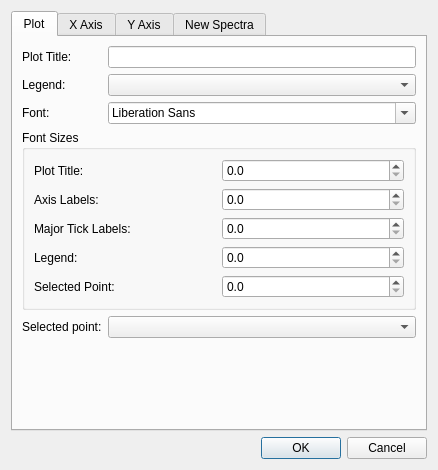
The window that src/gui/ui_files/spectrum_plot_config.ui (Ehlmann-research-group/WISER) describes before a commit, drawn with Qt 5.
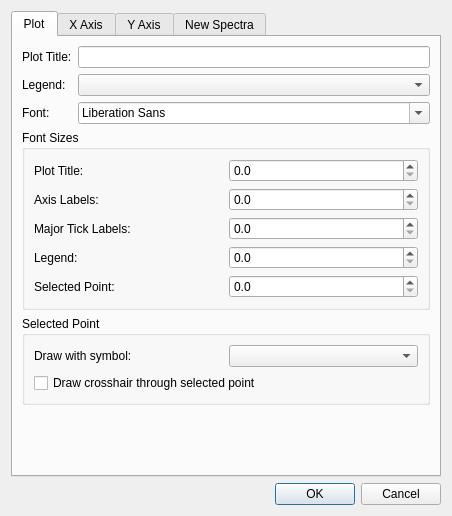
The same window after the commit.

Commit message:
Spectrum-plot font-size config, tick-marks config
Spectrum plot now supports font sizes for tick labels, selected point
info.  This is not 100% hooked up, but is coming along.

Spectrum plot properly handles manual-to-auto scaling and automatic
tick-mark generation as well.

Patch:
```diff
--- a/src/gui/ui_files/spectrum_plot_config.ui
+++ b/src/gui/ui_files/spectrum_plot_config.ui
@@ -6,8 +6,8 @@
    <rect>
     <x>0</x>
     <y>0</y>
-    <width>438</width>
-    <height>470</height>
+    <width>452</width>
+    <height>516</height>
    </rect>
   </property>
   <property name="windowTitle">
@@ -34,8 +34,18 @@
        <string>Plot</string>
       </attribute>
       <layout class="QGridLayout" name="gridLayout_2">
+       <item row="3" column="0">
+        <widget class="QLabel" name="lbl_font">
+         <property name="text">
+          <string>Font:</string>
+         </property>
+         <property name="buddy">
+          <cstring>cbox_font</cstring>
+         </property>
+        </widget>
+       </item>
        <item row="8" column="0" colspan="2">
-        <widget class="QGroupBox" name="groupBox">
+        <widget class="QGroupBox" name="gbox_font_sizes">
          <property name="title">
           <string>Font Sizes</string>
          </property>
@@ -128,38 +138,18 @@
          </layout>
         </widget>
        </item>
-       <item row="10" column="0">
-        <widget class="QLabel" name="lbl_selection_display">
-         <property name="text">
-          <string>Selected point:</string>
+       <item row="12" column="0" colspan="2">
+        <spacer name="verticalSpacer_plot">
+         <property name="orientation">
+          <enum>Qt::Vertical</enum>
          </property>
-         <property name="buddy">
-          <cstring>cbox_selection_display</cstring>
+         <property name="sizeHint" stdset="0">
+          <size>
+           <width>20</width>
+           <height>40</height>
+          </size>
          </property>
-        </widget>
-       </item>
-       <item row="3" column="0">
-        <widget class="QLabel" name="lbl_font">
-         <property name="text">
-          <string>Font:</string>
-         </property>
-         <property name="buddy">
-          <cstring>cbox_font</cstring>
-         </property>
-        </widget>
-       </item>
-       <item row="0" column="1">
-        <widget class="QLineEdit" name="ledit_plot_title"/>
-       </item>
-       <item row="2" column="0">
-        <widget class="QLabel" name="lbl_legend">
-         <property name="text">
-          <string>Legend:</string>
-         </property>
-         <property name="buddy">
-          <cstring>cbox_legend</cstring>
-         </property>
-        </widget>
+        </spacer>
        </item>
        <item row="2" column="1">
         <widget class="QComboBox" name="cbox_legend"/>
@@ -176,6 +166,9 @@
          </property>
         </widget>
        </item>
+       <item row="0" column="1">
+        <widget class="QLineEdit" name="ledit_plot_title"/>
+       </item>
        <item row="0" column="0">
         <widget class="QLabel" name="lbl_plot_title">
          <property name="text">
@@ -186,21 +179,44 @@
          </property>
         </widget>
        </item>
-       <item row="10" column="1">
-        <widget class="QComboBox" name="cbox_selection_display"/>
+       <item row="2" column="0">
+        <widget class="QLabel" name="lbl_legend">
+         <property name="text">
+          <string>Legend:</string>
+         </property>
+         <property name="buddy">
+          <cstring>cbox_legend</cstring>
+         </property>
+        </widget>
        </item>
        <item row="11" column="0" colspan="2">
-        <spacer name="verticalSpacer_plot">
-         <property name="orientation">
-          <enum>Qt::Vertical</enum>
+        <widget class="QGroupBox" name="gbox_selection">
+         <property name="title">
+          <string>Selected Point</string>
          </property>
-         <property name="sizeHint" stdset="0">
-          <size>
-           <width>20</width>
-           <height>40</height>
-          </size>
-         </property>
-        </spacer>
+         <layout class="QGridLayout" name="gridLayout_11">
+          <item row="0" column="1">
+           <widget class="QComboBox" name="cbox_selection_symbol"/>
+          </item>
+          <item row="0" column="0">
+           <widget class="QLabel" name="lbl_selection_symbol">
+            <property name="text">
+             <string>Draw with symbol:</string>
+            </property>
+            <property name="buddy">
+             <cstring>cbox_selection_symbol</cstring>
+            </property>
+           </widget>
+          </item>
+          <item row="1" column="0" colspan="2">
+           <widget class="QCheckBox" name="ckbox_selection_crosshair">
+            <property name="text">
+             <string>Draw crosshair through selected point</string>
+            </property>
+           </widget>
+          </item>
+         </layout>
+        </widget>
        </item>
       </layout>
      </widget>
```
Left out of the diff: 11 changed lines with no effect on the pictures. The commit also changes 1 other file.
